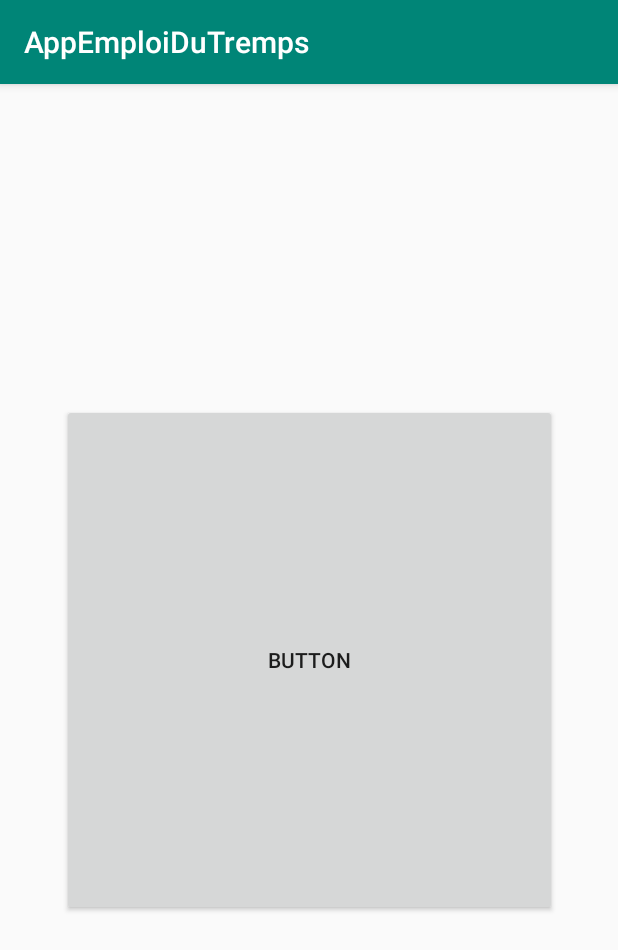
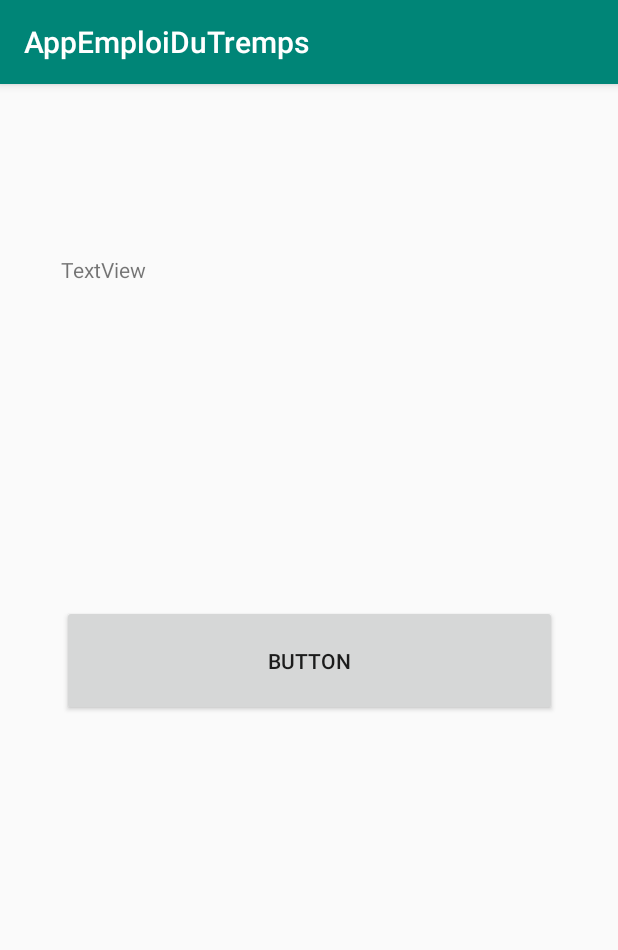
Before and after one commit to EMSI-MIAGE3/EMSI-KEEP-V1, an Android app: the TestActivity screen opened directly, with no data from a screen before it, after a tap on "BUTTON", on a phone screen of 412 x 824 dp. Shown: the top 950 px of the screen. Run offline under Robolectric (Android 15) with nearby library versions, the phone set to English and light mode, and no system bars; our stand-ins replace Firebase (no records; nobody signed in at launch, a user with empty details on screens opened directly); 1 statement that could not run was skipped.

Commit message:
Emploi du temps === 21:53

```diff
--- a/app/src/main/java/emsi/com/appemploidutremps/TestActivity.java
+++ b/app/src/main/java/emsi/com/appemploidutremps/TestActivity.java
@@ -1,16 +1,20 @@
 package emsi.com.appemploidutremps;
 
+import android.content.Intent;
 import android.os.Build;
 import android.support.v7.app.AppCompatActivity;
 import android.os.Bundle;
+import android.util.Log;
 import android.view.View;
 import android.widget.Button;
+import android.widget.TextView;
 
 import java.util.ArrayList;
 import java.util.List;
 
 import emsi.com.appemploidutremps.dao.ClasseDAO;
 import emsi.com.appemploidutremps.models.Classe;
+import emsi.com.appemploidutremps.models.User;
 
 public class TestActivity extends AppCompatActivity {
 
@@ -18,6 +22,11 @@ public class TestActivity extends AppCompatActivity {
     protected void onCreate(Bundle savedInstanceState) {
         super.onCreate(savedInstanceState);
         setContentView(R.layout.activity_test);
+
+        TextView tv=(TextView) findViewById(R.id.myViewTest);
+
+        User cl=(User) getIntent().getSerializableExtra("Classe");
+        tv.setText(cl.toString());
 
         Button btn=(Button) findViewById(R.id.buttonTest);
         btn.setOnClickListener(new View.OnClickListener() {
--- a/app/src/main/java/emsi/com/appemploidutremps/models/Classe.java
+++ b/app/src/main/java/emsi/com/appemploidutremps/models/Classe.java
@@ -1,9 +1,10 @@
 package emsi.com.appemploidutremps.models;
 
+import java.io.Serializable;
 import java.util.List;
 import java.util.Map;
 
-public class Classe {
+public class Classe implements Serializable {
 
     private String nom;
     private Filiere filiere;
--- a/app/src/main/java/emsi/com/appemploidutremps/models/User.java
+++ b/app/src/main/java/emsi/com/appemploidutremps/models/User.java
@@ -1,6 +1,8 @@
 package emsi.com.appemploidutremps.models;
 
-public class User {
+import java.io.Serializable;
+
+public class User implements Serializable {
 
     protected String id;
     protected String email;
--- a/app/src/main/res/layout/activity_test.xml
+++ b/app/src/main/res/layout/activity_test.xml
@@ -9,7 +9,7 @@
     <Button
         android:id="@+id/buttonTest"
         android:layout_width="330dp"
-        android:layout_height="341dp"
+        android:layout_height="74dp"
         android:layout_marginStart="8dp"
         android:layout_marginTop="8dp"
         android:layout_marginEnd="8dp"
@@ -19,4 +19,19 @@
         app:layout_constraintEnd_toEndOf="parent"
         app:layout_constraintStart_toStartOf="parent"
         app:layout_constraintTop_toTopOf="parent" />
+
+    <TextView
+        android:id="@+id/myViewTest"
+        android:layout_width="331dp"
+        android:layout_height="101dp"
+        android:layout_marginStart="8dp"
+        android:layout_marginTop="8dp"
+        android:layout_marginEnd="8dp"
+        android:layout_marginBottom="8dp"
+        android:text="TextView"
+        app:layout_constraintBottom_toTopOf="@+id/buttonTest"
+        app:layout_constraintEnd_toEndOf="parent"
+        app:layout_constraintStart_toStartOf="parent"
+        app:layout_constraintTop_toTopOf="parent"
+        app:layout_constraintVertical_bias="0.462" />
 </android.support.constraint.ConstraintLayout>
```
Also changed, not shown: app/src/main/java/emsi/com/appemploidutremps/LoginUser.java (+16 -3 lines).
